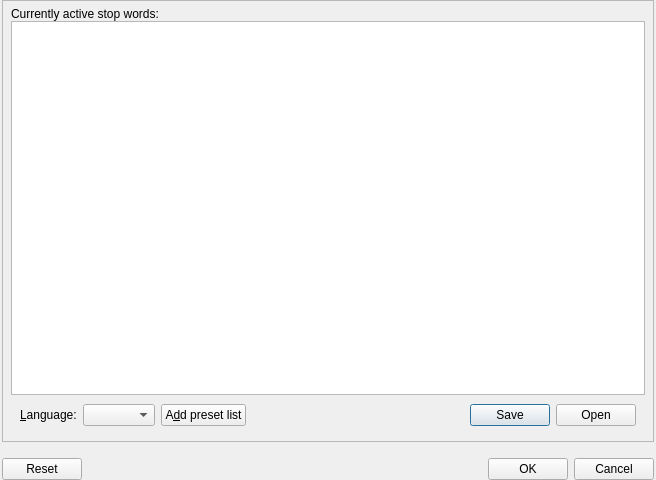
This is coquery/gui/ui/stopwords.ui in gkunter/coquery as Qt 5 draws it before an edit. The edited form follows.
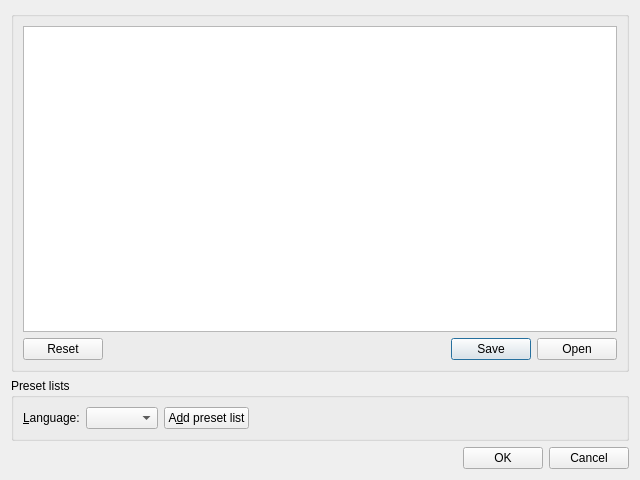
This is the edited form. Custom widgets are drawn as their Qt base class.

Patch:
```diff
--- a/coquery/gui/ui/stopwords.ui
+++ b/coquery/gui/ui/stopwords.ui
@@ -6,7 +6,7 @@
    <rect>
     <x>0</x>
     <y>0</y>
-    <width>656</width>
+    <width>640</width>
     <height>480</height>
    </rect>
   </property>
@@ -14,99 +14,28 @@
    <string> Stop words – Coquery</string>
   </property>
   <layout class="QVBoxLayout" name="verticalLayout_4">
-   <property name="spacing">
-    <number>16</number>
-   </property>
-   <property name="leftMargin">
-    <number>2</number>
-   </property>
-   <property name="topMargin">
-    <number>0</number>
-   </property>
-   <property name="rightMargin">
-    <number>2</number>
-   </property>
-   <property name="bottomMargin">
-    <number>0</number>
-   </property>
    <item>
-    <widget class="QFrame" name="frame">
-     <property name="frameShape">
-      <enum>QFrame::StyledPanel</enum>
-     </property>
-     <property name="frameShadow">
-      <enum>QFrame::Raised</enum>
-     </property>
-     <layout class="QVBoxLayout" name="verticalLayout_3" stretch="0,1,0">
-      <property name="spacing">
-       <number>0</number>
-      </property>
-      <property name="leftMargin">
-       <number>8</number>
-      </property>
-      <property name="topMargin">
-       <number>6</number>
-      </property>
-      <property name="rightMargin">
-       <number>8</number>
-      </property>
-      <property name="bottomMargin">
-       <number>6</number>
-      </property>
+    <widget class="QGroupBox" name="groupBox">
+     <layout class="QVBoxLayout" name="verticalLayout_3" stretch="0,0">
       <item>
-       <widget class="QLabel" name="label">
-        <property name="text">
-         <string>Currently active stop words:</string>
-        </property>
-       </widget>
+       <widget class="CoqTagBox" name="stopword_list"/>
       </item>
       <item>
-       <layout class="QHBoxLayout" name="horizontalLayout" stretch="1">
-        <property name="spacing">
-         <number>16</number>
-        </property>
-        <item>
-         <widget class="QListWidget" name="stopword_list">
-          <property name="sizePolicy">
-           <sizepolicy hsizetype="Expanding" vsizetype="MinimumExpanding">
-            <horstretch>0</horstretch>
-            <verstretch>0</verstretch>
-           </sizepolicy>
-          </property>
-          <property name="alternatingRowColors">
-           <bool>true</bool>
-          </property>
-          <property name="selectionMode">
-           <enum>QAbstractItemView::ExtendedSelection</enum>
-          </property>
-          <property name="flow">
-           <enum>QListView::TopToBottom</enum>
-          </property>
-          <property name="isWrapping" stdset="0">
-           <bool>true</bool>
-          </property>
-          <property name="resizeMode">
-           <enum>QListView::Adjust</enum>
-          </property>
-          <property name="spacing">
-           <number>10</number>
-          </property>
-          <property name="viewMode">
-           <enum>QListView::IconMode</enum>
-          </property>
-          <property name="wordWrap">
-           <bool>true</bool>
-          </property>
-          <property name="selectionRectVisible">
-           <bool>true</bool>
+       <widget class="QDialogButtonBox" name="buttonbox_io">
+        <property name="standardButtons">
+         <set>QDialogButtonBox::Open|QDialogButtonBox::Reset|QDialogButtonBox::Save</set>
           </property>
          </widget>
         </item>
        </layout>
+    </widget>
       </item>
       <item>
-       <widget class="QWidget" name="widget_stopword_list" native="true">
-        <layout class="QHBoxLayout" name="horizontalLayout_2">
+    <widget class="QGroupBox" name="groupBox">
+     <property name="title">
+      <string>Preset lists</string>
+     </property>
+     <layout class="QHBoxLayout" name="horizontalLayout_3">
          <item>
           <widget class="QLabel" name="label_2">
            <property name="text">
@@ -140,16 +69,6 @@
            </property>
           </spacer>
          </item>
-         <item>
-          <widget class="QDialogButtonBox" name="buttonbox_io">
-           <property name="standardButtons">
-            <set>QDialogButtonBox::Open|QDialogButtonBox::Save</set>
-           </property>
-          </widget>
-         </item>
-        </layout>
-       </widget>
-      </item>
      </layout>
     </widget>
    </item>
@@ -159,7 +78,7 @@
       <enum>Qt::Horizontal</enum>
      </property>
      <property name="standardButtons">
-      <set>QDialogButtonBox::Cancel|QDialogButtonBox::Ok|QDialogButtonBox::Reset</set>
+      <set>QDialogButtonBox::Cancel|QDialogButtonBox::Ok</set>
      </property>
      <property name="centerButtons">
       <bool>false</bool>
@@ -168,6 +87,13 @@
    </item>
   </layout>
  </widget>
+ <customwidgets>
+  <customwidget>
+   <class>CoqTagBox</class>
+   <extends>QListWidget</extends>
+   <header>..classes</header>
+  </customwidget>
+ </customwidgets>
  <resources/>
  <connections>
   <connection>
```
Lines whose indentation alone changed are shown as unchanged.
